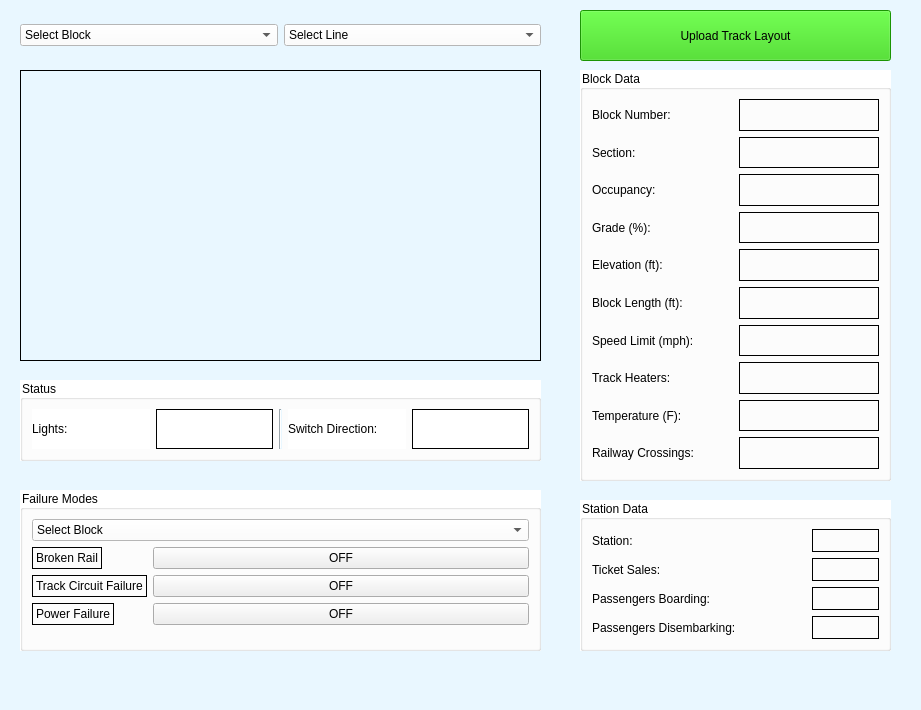
Qt form Track Model/Track_Model.ui (asmithie13/ECE-1140) before a commit.
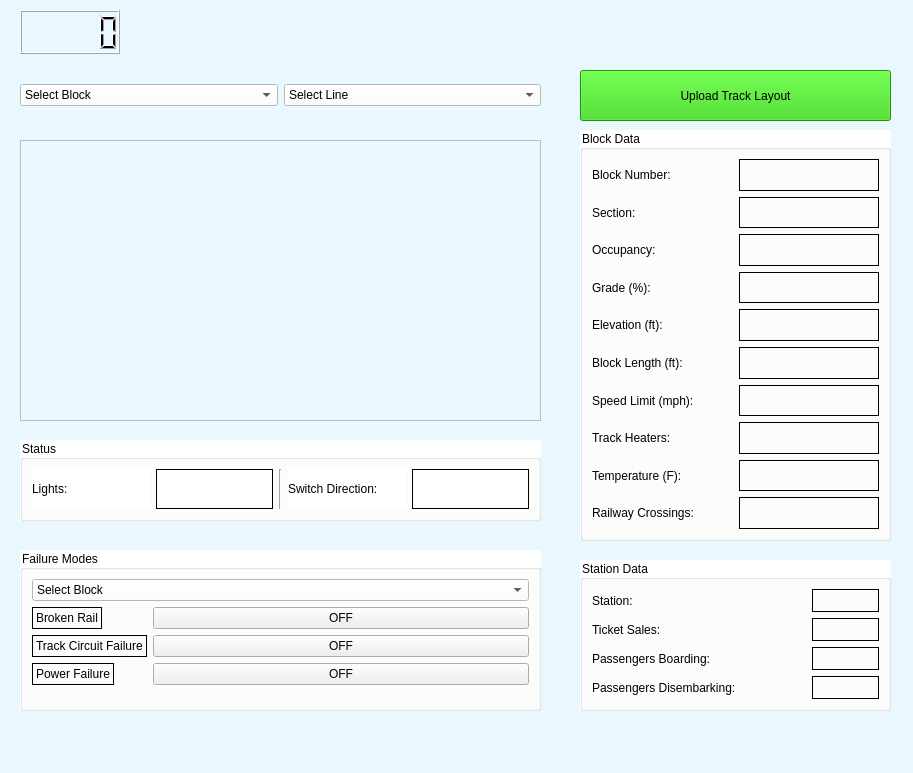
The same form after that commit. Icons and pictures are not drawn.

Commit message: Self built track layout for blue line using tiled

The edit to the form file:
```diff
--- a/Track Model/Track_Model.ui
+++ b/Track Model/Track_Model.ui
@@ -6,8 +6,8 @@
    <rect>
     <x>0</x>
     <y>0</y>
-    <width>921</width>
-    <height>710</height>
+    <width>913</width>
+    <height>773</height>
    </rect>
   </property>
   <property name="sizePolicy">
@@ -27,7 +27,7 @@
     <property name="geometry">
      <rect>
       <x>580</x>
-      <y>10</y>
+      <y>70</y>
       <width>311</width>
       <height>51</height>
      </rect>
@@ -50,7 +50,7 @@
     <property name="geometry">
      <rect>
       <x>20</x>
-      <y>490</y>
+      <y>550</y>
       <width>521</width>
       <height>161</height>
      </rect>
@@ -230,33 +230,11 @@
      </item>
     </layout>
    </widget>
-   <widget class="QLabel" name="label_5">
-    <property name="geometry">
-     <rect>
-      <x>20</x>
-      <y>70</y>
-      <width>521</width>
-      <height>291</height>
-     </rect>
-    </property>
-    <property name="frameShape">
-     <enum>QFrame::Box</enum>
-    </property>
-    <property name="text">
-     <string/>
-    </property>
-    <property name="pixmap">
-     <pixmap>../Blue Line Images/BlueLine.png</pixmap>
-    </property>
-    <property name="scaledContents">
-     <bool>true</bool>
-    </property>
-   </widget>
    <widget class="QGroupBox" name="groupBox_2">
     <property name="geometry">
      <rect>
       <x>580</x>
-      <y>70</y>
+      <y>130</y>
       <width>311</width>
       <height>411</height>
      </rect>
@@ -537,7 +515,7 @@
     <property name="geometry">
      <rect>
       <x>580</x>
-      <y>500</y>
+      <y>560</y>
       <width>311</width>
       <height>151</height>
      </rect>
@@ -662,7 +640,7 @@
     <property name="geometry">
      <rect>
       <x>20</x>
-      <y>10</y>
+      <y>70</y>
       <width>521</width>
       <height>51</height>
      </rect>
@@ -779,7 +757,7 @@
     <property name="geometry">
      <rect>
       <x>20</x>
-      <y>380</y>
+      <y>440</y>
       <width>521</width>
       <height>81</height>
      </rect>
@@ -862,6 +840,26 @@
      </item>
     </layout>
    </widget>
+   <widget class="QGraphicsView" name="track_layout_1">
+    <property name="geometry">
+     <rect>
+      <x>20</x>
+      <y>140</y>
+      <width>521</width>
+      <height>281</height>
+     </rect>
+    </property>
+   </widget>
+   <widget class="QLCDNumber" name="CTC_clock">
+    <property name="geometry">
+     <rect>
+      <x>20</x>
+      <y>10</y>
+      <width>100</width>
+      <height>44</height>
+     </rect>
+    </property>
+   </widget>
    <zorder>layoutWidget</zorder>
    <zorder>groupBox</zorder>
    <zorder>groupBox_2</zorder>
```
Left out of the diff: 5 changed lines with no effect on the pictures. The commit also changes 9 other files.
